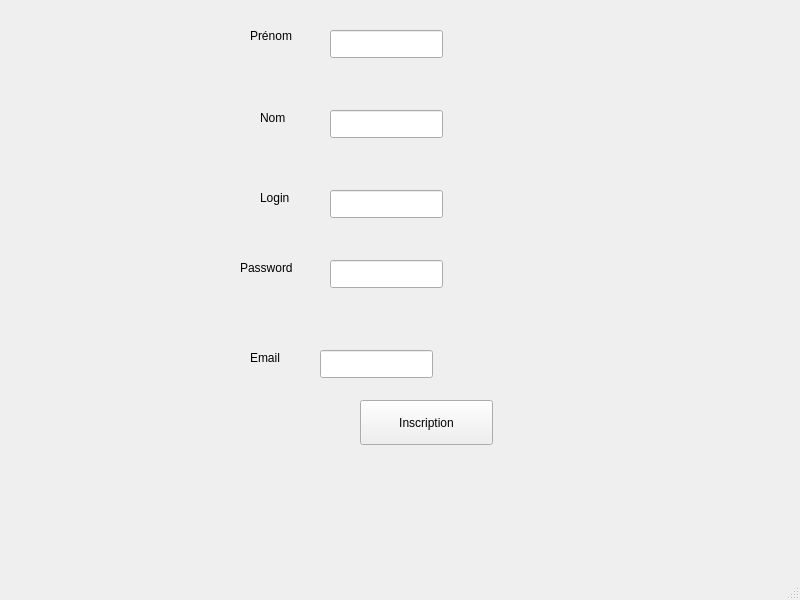
Old version of the form forms/mainwindow.ui in the repository BethencourtFlorian/Platlog_c.
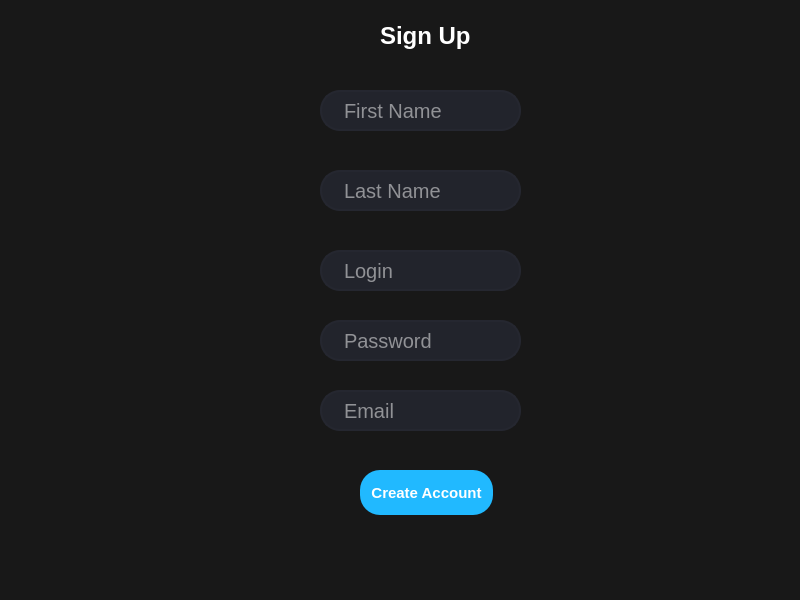
New version of the form.

Diff of the .ui file:
```diff
--- a/forms/mainwindow.ui
+++ b/forms/mainwindow.ui
@@ -10,100 +10,62 @@
     <height>600</height>
    </rect>
   </property>
+  <property name="font">
+   <font>
+    <family>Segoe UI</family>
+    <pointsize>8</pointsize>
+    <italic>false</italic>
+    <bold>false</bold>
+   </font>
+  </property>
   <property name="windowTitle">
    <string>MainWindow</string>
   </property>
   <property name="styleSheet">
-   <string notr="true">font: 8pt &quot;Segoe UI&quot;;</string>
+   <string notr="true">font: 8pt &quot;Segoe UI&quot;;
+background-color: rgb(24, 24, 24);</string>
   </property>
   <widget class="QWidget" name="centralwidget">
-   <widget class="QLabel" name="label_prenom">
-    <property name="geometry">
-     <rect>
-      <x>250</x>
-      <y>10</y>
-      <width>81</width>
-      <height>51</height>
-     </rect>
-    </property>
-    <property name="text">
-     <string>Prénom</string>
-    </property>
-   </widget>
-   <widget class="QLabel" name="label_nom">
-    <property name="geometry">
-     <rect>
-      <x>260</x>
-      <y>100</y>
-      <width>59</width>
-      <height>36</height>
-     </rect>
-    </property>
-    <property name="text">
-     <string>Nom</string>
-    </property>
-   </widget>
-   <widget class="QLabel" name="label_login">
-    <property name="geometry">
-     <rect>
-      <x>260</x>
-      <y>180</y>
-      <width>67</width>
-      <height>36</height>
-     </rect>
-    </property>
-    <property name="text">
-     <string>Login</string>
-    </property>
-   </widget>
-   <widget class="QLabel" name="label_password">
-    <property name="geometry">
-     <rect>
-      <x>240</x>
-      <y>250</y>
-      <width>71</width>
-      <height>36</height>
-     </rect>
-    </property>
-    <property name="text">
-     <string>Password</string>
-    </property>
-   </widget>
-   <widget class="QLabel" name="label_email">
-    <property name="geometry">
-     <rect>
-      <x>250</x>
-      <y>340</y>
-      <width>65</width>
-      <height>36</height>
-     </rect>
-    </property>
-    <property name="text">
-     <string>Email</string>
-    </property>
-   </widget>
    <widget class="QPushButton" name="button_inscription">
     <property name="geometry">
      <rect>
       <x>360</x>
-      <y>400</y>
+      <y>470</y>
       <width>133</width>
       <height>45</height>
      </rect>
     </property>
+    <property name="styleSheet">
+     <string notr="true">QPushButton{
+	border-radius: 20px;
+	background-color: rgb(33, 185, 255);
+	font-weight:  bold;
+	font-size: 15px;
+	color: rgb(255, 255, 255);
+}
+
+QPushButton:hover{
+	
+	background-color: rgb(16, 124, 255);
+}</string>
+    </property>
     <property name="text">
-     <string>Inscription</string>
+     <string>Create Account</string>
     </property>
    </widget>
    <widget class="QLabel" name="label_error">
     <property name="geometry">
      <rect>
-      <x>170</x>
-      <y>480</y>
-      <width>211</width>
-      <height>20</height>
+      <x>470</x>
+      <y>540</y>
+      <width>291</width>
+      <height>21</height>
      </rect>
     </property>
+    <property name="styleSheet">
+     <string notr="true">color: rgb(255, 16, 20);
+font-size: 16px;</string>
+    </property>
     <property name="text">
      <string/>
     </property>
@@ -111,51 +73,196 @@
    <widget class="QLineEdit" name="input_prenom">
     <property name="geometry">
      <rect>
-      <x>330</x>
-      <y>30</y>
-      <width>113</width>
-      <height>28</height>
+      <x>320</x>
+      <y>90</y>
+      <width>201</width>
+      <height>41</height>
      </rect>
     </property>
+    <property name="font">
+     <font>
+      <family>Segoe UI</family>
+      <pointsize>-1</pointsize>
+      <italic>false</italic>
+      <bold>false</bold>
+     </font>
+    </property>
+    <property name="styleSheet">
+     <string notr="true">QLineEdit {
+	border: 2px solid rgb(37,39,48);	
+	border-radius: 20px;
+	color: #FFF;
+	padding-left: 20px;
+	padding-right:20px;
+	background-color: rgb(34,36,44);
+	font-size: 20px;
+}
+
+QLineEdit:hover{
+	background-color: rgb(48,50,62);
+}
+
+QLineEdit:focus{
+	border: 2px solid rgb(65,70,155);
+}</string>
+    </property>
+    <property name="placeholderText">
+     <string>First Name</string>
+    </property>
    </widget>
    <widget class="QLineEdit" name="input_nom">
     <property name="geometry">
      <rect>
-      <x>330</x>
-      <y>110</y>
-      <width>113</width>
-      <height>28</height>
+      <x>320</x>
+      <y>170</y>
+      <width>201</width>
+      <height>41</height>
      </rect>
     </property>
+    <property name="styleSheet">
+     <string notr="true">QLineEdit {
+	border: 2px solid rgb(37,39,48);	
+	border-radius: 20px;
+	color: #FFF;
+	padding-left: 20px;
+	padding-right:20px;
+	background-color: rgb(34,36,44);
+	font-size: 20px;
+}
+
+QLineEdit:hover{
+	background-color: rgb(48,50,62);
+}
+
+QLineEdit:focus{
+	border: 2px solid rgb(65,70,155);
+}</string>
+    </property>
+    <property name="placeholderText">
+     <string>Last Name</string>
+    </property>
    </widget>
    <widget class="QLineEdit" name="input_login">
     <property name="geometry">
      <rect>
-      <x>330</x>
-      <y>190</y>
-      <width>113</width>
-      <height>28</height>
+      <x>320</x>
+      <y>250</y>
+      <width>201</width>
+      <height>41</height>
      </rect>
     </property>
+    <property name="styleSheet">
+     <string notr="true">QLineEdit {
+	border: 2px solid rgb(37,39,48);	
+	border-radius: 20px;
+	color: #FFF;
+	padding-left: 20px;
+	padding-right:20px;
+	background-color: rgb(34,36,44);
+	font-size: 20px;
+}
+
+QLineEdit:hover{
+	background-color: rgb(48,50,62);
+}
+
+QLineEdit:focus{
+	border: 2px solid rgb(65,70,155);
+}</string>
+    </property>
+    <property name="placeholderText">
+     <string>Login</string>
+    </property>
    </widget>
    <widget class="QLineEdit" name="input_password">
     <property name="geometry">
      <rect>
-      <x>330</x>
-      <y>260</y>
-      <width>113</width>
-      <height>28</height>
+      <x>320</x>
+      <y>320</y>
+      <width>201</width>
+      <height>41</height>
      </rect>
     </property>
+    <property name="styleSheet">
+     <string notr="true">QLineEdit {
+	border: 2px solid rgb(37,39,48);	
+	border-radius: 20px;
+	color: #FFF;
+	padding-left: 20px;
+	padding-right:20px;
+	background-color: rgb(34,36,44);
+	font-size: 20px;
+}
+
+QLineEdit:hover{
+	background-color: rgb(48,50,62);
+}
+
+QLineEdit:focus{
+	border: 2px solid rgb(65,70,155);
+}</string>
+    </property>
+    <property name="text">
+     <string/>
+    </property>
+    <property name="placeholderText">
+     <string>Password</string>
+    </property>
    </widget>
    <widget class="QLineEdit" name="input_email">
     <property name="geometry">
      <rect>
       <x>320</x>
-      <y>350</y>
-      <width>113</width>
-      <height>28</height>
+      <y>390</y>
+      <width>201</width>
+      <height>41</height>
      </rect>
+    </property>
+    <property name="styleSheet">
+     <string notr="true">QLineEdit {
+	border: 2px solid rgb(37,39,48);	
+	border-radius: 20px;
+	color: #FFF;
+	padding-left: 20px;
+	padding-right:20px;
+	background-color: rgb(34,36,44);
+	font-size: 20px;
+}
+
+QLineEdit:hover{
+	background-color: rgb(48,50,62);
+}
+
+QLineEdit:focus{
+	border: 2px solid rgb(65,70,155);
+}</string>
+    </property>
+    <property name="text">
+     <string/>
+    </property>
+    <property name="placeholderText">
+     <string>Email</string>
+    </property>
+   </widget>
+   <widget class="QLabel" name="label">
+    <property name="geometry">
+     <rect>
+      <x>380</x>
+      <y>10</y>
+      <width>161</width>
+      <height>51</height>
+     </rect>
+    </property>
+    <property name="styleSheet">
+     <string notr="true">QLabel{
+	font-size: 24px;
+	font-weight: bold;
+	
+	color: rgb(255, 255, 255);
+}</string>
+    </property>
+    <property name="text">
+     <string>Sign Up</string>
     </property>
    </widget>
   </widget>
```
